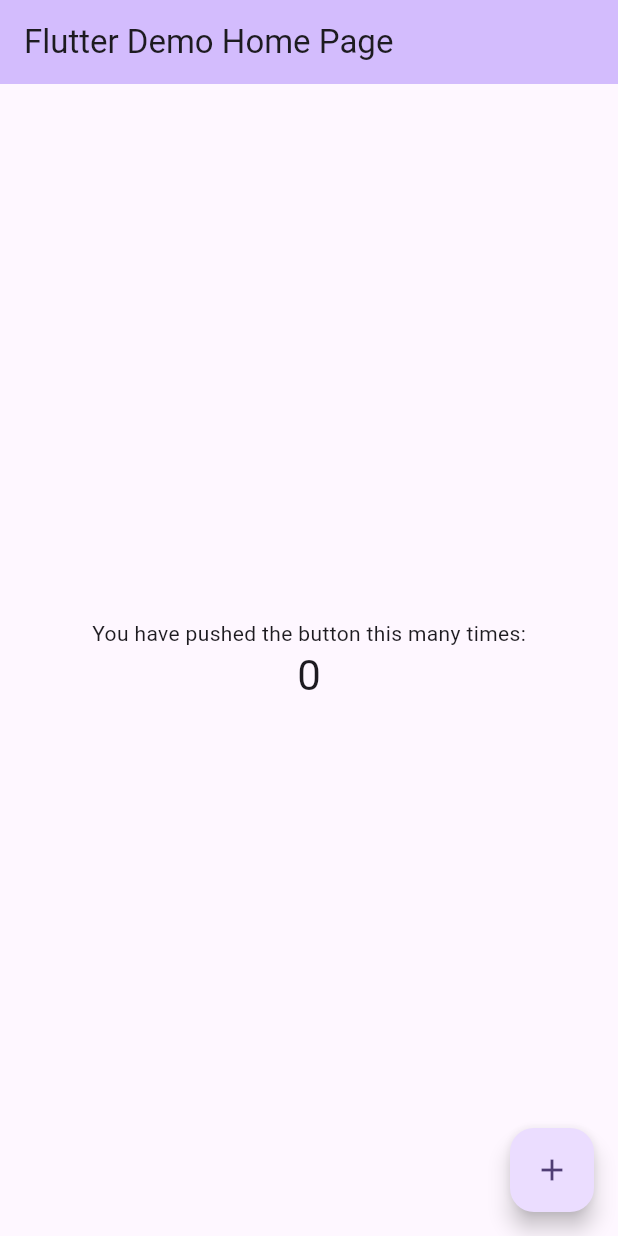
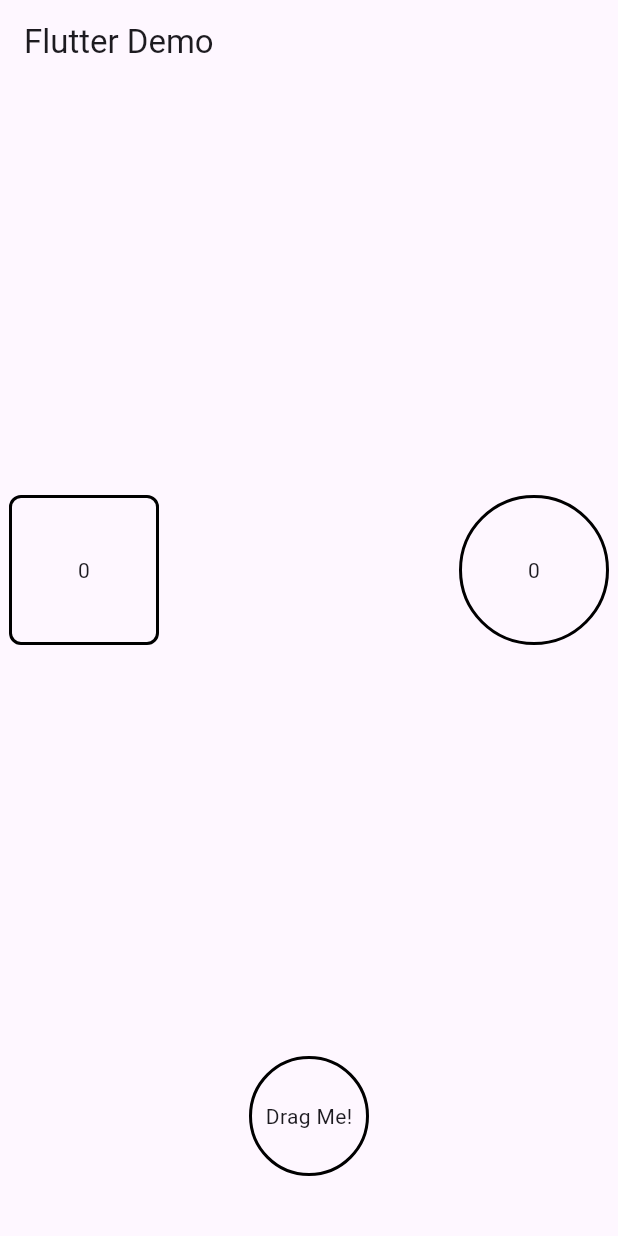
Before and after one commit to get6/flutter_study, a Flutter app: the screen it shows after launch, on a phone screen of 412 x 824 dp. Run offline on Flutter 3.47's test engine with Material 3 defaults, Android fonts, the phone set to English and light mode, and no system bars.

Commit message:
0일차 끝

```diff
--- a/lib/main.dart
+++ b/lib/day_0_basic.dart
@@ -1,8 +1,10 @@
 import 'package:flutter/material.dart';
 
-void main() => runApp(MyApp());
+// void main() => runApp(const MyApp());
 
 class MyApp extends StatelessWidget {
+  const MyApp({super.key});
+
   @override
   Widget build(BuildContext context) {
     return MaterialApp(
@@ -12,7 +14,7 @@ class MyApp extends StatelessWidget {
         colorScheme: ColorScheme.fromSeed(seedColor: Colors.deepPurple),
         useMaterial3: true,
       ),
-      home: const MyHomePage(title: 'Flutter Demo Home Page'),
+      home: const MyHomePage(title: 'Flutter Demo'),
     );
   }
 }
@@ -21,9 +23,9 @@ class MyHomePage extends StatefulWidget {
   final String title;
 
   const MyHomePage({
-    Key? key,
+    super.key,
     required this.title,
-  }) : super(key: key);
+  });
 
   @override
   State<MyHomePage> createState() => _MyHomePageState();
@@ -38,6 +40,12 @@ class _MyHomePageState extends State<MyHomePage> {
     });
   }
 
+  void _decrementCounter() {
+    setState(() {
+      _counter--;
+    });
+  }
+
   @override
   Widget build(BuildContext context) {
     return Scaffold(
@@ -49,20 +57,35 @@ class _MyHomePageState extends State<MyHomePage> {
         child: Column(
           mainAxisAlignment: MainAxisAlignment.center,
           children: [
-            const Text(
-              'You have pushed the button this many times:',
+            Text(
+              'Your score',
+              style: Theme.of(context)
+                  .textTheme
+                  .headlineMedium!
+                  .copyWith(fontWeight: FontWeight.bold),
             ),
+            const SizedBox(height: 8),
             Text(
               '$_counter',
-              style: Theme.of(context).textTheme.headlineMedium,
+              style: Theme.of(context).textTheme.headlineLarge,
             ),
+            const SizedBox(height: 8),
+            Row(
+              mainAxisAlignment: MainAxisAlignment.center,
+              children: [
+                FilledButton(
+                  onPressed: _incrementCounter,
+                  child: const Text('+'),
+                ),
+                const SizedBox(width: 16),
+                FilledButton(
+                  onPressed: _decrementCounter,
+                  child: const Text('-'),
+                ),
+              ],
+            )
           ],
         ),
-      ),
-      floatingActionButton: FloatingActionButton(
-        onPressed: _incrementCounter,
-        tooltip: 'Increment',
-        child: const Icon(Icons.add),
       ),
     );
   }
--- /dev/null
+++ b/lib/day_0_hard.dart
@@ -0,0 +1,267 @@
+import 'dart:math';
+
+import 'package:flutter/material.dart';
+import 'package:flutter/physics.dart';
+
+void main() => runApp(const MyApp());
+
+class MyApp extends StatelessWidget {
+  const MyApp({super.key});
+
+  @override
+  Widget build(BuildContext context) {
+    return MaterialApp(
+      title: 'Flutter Demo',
+      debugShowCheckedModeBanner: false,
+      theme: ThemeData(
+        colorScheme: ColorScheme.fromSeed(seedColor: Colors.deepPurple),
+        useMaterial3: true,
+      ),
+      home: Scaffold(
+          appBar: AppBar(
+            title: const Text('Flutter Demo'),
+          ),
+          body: const MyHomePage()),
+    );
+  }
+}
+
+enum ShapeType { circle, square }
+
+class MyHomePage extends StatefulWidget {
+  const MyHomePage({super.key});
+
+  @override
+  State<MyHomePage> createState() => _MyHomePageState();
+}
+
+class _MyHomePageState extends State<MyHomePage> {
+  int _squreCounter = 0;
+  int _circleCounter = 0;
+  double _squreStrokeWidth = 2;
+  double _circleStrokeWidth = 2;
+
+  final _dragText = 'Drag Me!';
+
+  @override
+  Widget build(BuildContext context) {
+    ShapeType shapeType =
+        Random().nextInt(2) == 0 ? ShapeType.circle : ShapeType.square;
+    Widget dragWidget = shapeType == ShapeType.circle
+        ? CircleContainer(text: _dragText)
+        : SqureContainer(text: _dragText);
+
+    return DraggableContainer(
+      child: Column(
+        mainAxisAlignment: MainAxisAlignment.center,
+        children: [
+          Expanded(
+            child: Row(
+              mainAxisAlignment: MainAxisAlignment.center,
+              children: [
+                DragTarget(
+                  builder: (context, candidateData, rejectedData) {
+                    return SqureContainer(
+                      text: _squreCounter.toString(),
+                      width: 100,
+                      height: 100,
+                      strokeWidth: _squreStrokeWidth,
+                    );
+                  },
+                  onWillAcceptWithDetails: (details) {
+                    if (details.data == ShapeType.square) {
+                      setState(() {
+                        _squreStrokeWidth = 4;
+                      });
+                    }
+                    return true;
+                  },
+                  onAccept: (data) {
+                    if (data == ShapeType.square) {
+                      setState(() {
+                        _squreCounter++;
+                        _squreStrokeWidth = 2;
+                      });
+                    }
+                  },
+                ),
+                const SizedBox(width: 200),
+                DragTarget(
+                  builder: (context, candidateData, rejectedData) {
+                    return CircleContainer(
+                      text: _circleCounter.toString(),
+                      width: 100,
+                      height: 100,
+                      strokeWidth: _circleStrokeWidth,
+                    );
+                  },
+                  onWillAcceptWithDetails: (details) {
+                    if (details.data == ShapeType.circle) {
+                      setState(() {
+                        _circleStrokeWidth = 4;
+                      });
+                    }
+                    return true;
+                  },
+                  onAccept: (data) {
+                    if (data == ShapeType.circle) {
+                      setState(() {
+                        _circleCounter++;
+                        _circleStrokeWidth = 2;
+                      });
+                    }
+                  },
+                ),
+              ],
+            ),
+          ),
+          Draggable(
+            data: shapeType,
+            feedback: dragWidget,
+            childWhenDragging: const SizedBox(height: 80),
+            child: dragWidget,
+          ),
+          const SizedBox(height: 40),
+        ],
+      ),
+    );
+  }
+}
+
+class CircleContainer extends StatelessWidget {
+  const CircleContainer({
+    super.key,
+    required this.text,
+    this.width = 80,
+    this.height = 80,
+    this.strokeWidth = 2,
+  });
+  final double width;
+  final double height;
+  final String text;
+  final double strokeWidth;
+
+  @override
+  Widget build(BuildContext context) {
+    return Container(
+      width: width,
+      height: height,
+      padding: const EdgeInsets.all(8),
+      decoration: BoxDecoration(
+        shape: BoxShape.circle,
+        border: Border.all(width: strokeWidth),
+      ),
+      child: Center(child: Text(text)),
+    );
+  }
+}
+
+class SqureContainer extends StatelessWidget {
+  const SqureContainer({
+    super.key,
+    required this.text,
+    this.width = 80,
+    this.height = 80,
+    this.strokeWidth = 2,
+  });
+  final double width;
+  final double height;
+  final String text;
+  final double strokeWidth;
+
+  @override
+  Widget build(BuildContext context) {
+    return Container(
+      width: width,
+      height: height,
+      padding: const EdgeInsets.all(8),
+      decoration: BoxDecoration(
+        border: Border.all(width: strokeWidth),
+        borderRadius: BorderRadius.circular(8),
+      ),
+      child: Center(child: Text(text)),
+    );
+  }
+}
+
+class DraggableContainer extends StatefulWidget {
+  const DraggableContainer({super.key, required this.child});
+  final Widget child;
+
+  @override
+  State<DraggableContainer> createState() => _DraggableContainerState();
+}
+
+class _DraggableContainerState extends State<DraggableContainer>
+    with SingleTickerProviderStateMixin {
+  AnimationController? _controller;
+  Alignment _dragAlignment = Alignment.center;
+  Animation<Alignment>? _animation;
+
+  void _runAnimation(Offset pixelsPerSecond, Size size) {
+    _animation = _controller?.drive(
+      AlignmentTween(
+        begin: _dragAlignment,
+        end: Alignment.center,
+      ),
+    );
+    final unitsPerSecondX = pixelsPerSecond.dx / size.width;
+    final unitsPerSecondY = pixelsPerSecond.dy / size.height;
+    final unitsPerSecond = Offset(unitsPerSecondX, unitsPerSecondY);
+    final unitVelocity = unitsPerSecond.distance;
+
+    const spring = SpringDescription(
+      mass: 30,
+      stiffness: 1,
+      damping: 1,
+    );
+
+    final simulation = SpringSimulation(spring, 0, 1, -unitVelocity);
+
+    _controller!.animateWith(simulation);
+  }
+
+  @override
+  void initState() {
+    super.initState();
+    _controller = AnimationController(vsync: this);
+
+    _controller?.addListener(() {
+      setState(() {
+        _dragAlignment = _animation!.value;
+      });
+    });
+  }
+
+  @override
+  void dispose() {
+    _controller?.dispose();
+    super.dispose();
+  }
+
+  @override
+  Widget build(BuildContext context) {
+    final size = MediaQuery.of(context).size;
+
+    return GestureDetector(
+      onPanDown: (details) {
+        _controller?.stop();
+      },
+      onPanUpdate: (details) {
+        setState(() {
+          _dragAlignment += Alignment(
+            details.delta.dx / (size.width / 2),
+            details.delta.dy / (size.height / 2),
+          );
+        });
+      },
+      onPanEnd: (details) {
+        _runAnimation(details.velocity.pixelsPerSecond, size);
+      },
+      child: Align(
+        alignment: _dragAlignment,
+        child: widget.child,
+      ),
+    );
+  }
+}
--- /dev/null
+++ b/lib/default.dart
@@ -0,0 +1,54 @@
+import 'package:flutter/material.dart';
+
+// void main() => runApp(const MyApp());
+
+class MyApp extends StatelessWidget {
+  const MyApp({super.key});
+
+  @override
+  Widget build(BuildContext context) {
+    return MaterialApp(
+      title: 'Flutter Demo',
+      debugShowCheckedModeBanner: false,
+      theme: ThemeData(
+        colorScheme: ColorScheme.fromSeed(seedColor: Colors.deepPurple),
+        useMaterial3: true,
+      ),
+      home: const MyHomePage(title: 'Flutter Demo'),
+    );
+  }
+}
+
+class MyHomePage extends StatefulWidget {
+  final String title;
+
+  const MyHomePage({
+    super.key,
+    required this.title,
+  });
+
+  @override
+  State<MyHomePage> createState() => _MyHomePageState();
+}
+
+class _MyHomePageState extends State<MyHomePage> {
+  @override
+  Widget build(BuildContext context) {
+    return Scaffold(
+      appBar: AppBar(
+        backgroundColor: Theme.of(context).colorScheme.inversePrimary,
+        title: Text(widget.title),
+      ),
+      body: const Center(
+        child: Column(
+          mainAxisAlignment: MainAxisAlignment.center,
+          children: [
+            Text(
+              'Hello, World!',
+            ),
+          ],
+        ),
+      ),
+    );
+  }
+}
--- a/lib/lib/main.dart
+++ /dev/null
@@ -1,125 +0,0 @@
-import 'package:flutter/material.dart';
-
-void main() {
-  runApp(const MyApp());
-}
-
-class MyApp extends StatelessWidget {
-  const MyApp({super.key});
-
-  // This widget is the root of your application.
-  @override
-  Widget build(BuildContext context) {
-    return MaterialApp(
-      title: 'Flutter Demo',
-      theme: ThemeData(
-        // This is the theme of your application.
-        //
-        // TRY THIS: Try running your application with "flutter run". You'll see
-        // the application has a purple toolbar. Then, without quitting the app,
-        // try changing the seedColor in the colorScheme below to Colors.green
-        // and then invoke "hot reload" (save your changes or press the "hot
-        // reload" button in a Flutter-supported IDE, or press "r" if you used
-        // the command line to start the app).
-        //
-        // Notice that the counter didn't reset back to zero; the application
-        // state is not lost during the reload. To reset the state, use hot
-        // restart instead.
-        //
-        // This works for code too, not just values: Most code changes can be
-        // tested with just a hot reload.
-        colorScheme: ColorScheme.fromSeed(seedColor: Colors.deepPurple),
-        useMaterial3: true,
-      ),
-      home: const MyHomePage(title: 'Flutter Demo Home Page'),
-    );
-  }
-}
-
-class MyHomePage extends StatefulWidget {
-  const MyHomePage({super.key, required this.title});
-
-  // This widget is the home page of your application. It is stateful, meaning
-  // that it has a State object (defined below) that contains fields that affect
-  // how it looks.
-
-  // This class is the configuration for the state. It holds the values (in this
-  // case the title) provided by the parent (in this case the App widget) and
-  // used by the build method of the State. Fields in a Widget subclass are
-  // always marked "final".
-
-  final String title;
-
-  @override
-  State<MyHomePage> createState() => _MyHomePageState();
-}
-
-class _MyHomePageState extends State<MyHomePage> {
-  int _counter = 0;
-
-  void _incrementCounter() {
-    setState(() {
-      // This call to setState tells the Flutter framework that something has
-      // changed in this State, which causes it to rerun the build method below
-      // so that the display can reflect the updated values. If we changed
-      // _counter without calling setState(), then the build method would not be
-      // called again, and so nothing would appear to happen.
-      _counter++;
-    });
-  }
-
-  @override
-  Widget build(BuildContext context) {
-    // This method is rerun every time setState is called, for instance as done
-    // by the _incrementCounter method above.
-    //
-    // The Flutter framework has been optimized to make rerunning build methods
-    // fast, so that you can just rebuild anything that needs updating rather
-    // than having to individually change instances of widgets.
-    return Scaffold(
-      appBar: AppBar(
-        // TRY THIS: Try changing the color here to a specific color (to
-        // Colors.amber, perhaps?) and trigger a hot reload to see the AppBar
-        // change color while the other colors stay the same.
-        backgroundColor: Theme.of(context).colorScheme.inversePrimary,
-        // Here we take the value from the MyHomePage object that was created by
-        // the App.build method, and use it to set our appbar title.
-        title: Text(widget.title),
-      ),
-      body: Center(
-        // Center is a layout widget. It takes a single child and positions it
-        // in the middle of the parent.
-        child: Column(
-          // Column is also a layout widget. It takes a list of children and
-          // arranges them vertically. By default, it sizes itself to fit its
-          // children horizontally, and tries to be as tall as its parent.
-          //
-          // Column has various properties to control how it sizes itself and
-          // how it positions its children. Here we use mainAxisAlignment to
-          // center the children vertically; the main axis here is the vertical
-          // axis because Columns are vertical (the cross axis would be
-          // horizontal).
-          //
-          // TRY THIS: Invoke "debug painting" (choose the "Toggle Debug Paint"
-          // action in the IDE, or press "p" in the console), to see the
-          // wireframe for each widget.
-          mainAxisAlignment: MainAxisAlignment.center,
-          children: <Widget>[
-            const Text(
-              'You have pushed the button this many times:',
-            ),
-            Text(
-              '$_counter',
-              style: Theme.of(context).textTheme.headlineMedium,
-            ),
-          ],
-        ),
-      ),
-      floatingActionButton: FloatingActionButton(
-        onPressed: _incrementCounter,
-        tooltip: 'Increment',
-        child: const Icon(Icons.add),
-      ), // This trailing comma makes auto-formatting nicer for build methods.
-    );
-  }
-}
--- a/pubspec.yaml
+++ b/pubspec.yaml
@@ -19,7 +19,7 @@ publish_to: 'none' # Remove this line if you wish to publish to pub.dev
 version: 1.0.0+1
 
 environment:
-  sdk: '>=3.3.0-152.0.dev <4.0.0'
+  sdk: '>=3.2.0 <4.0.0'
 
 # Dependencies specify other packages that your package needs in order to work.
 # To automatically upgrade your package dependencies to the latest versions
```
Also changed, not shown: pubspec.lock, 2 other files.
